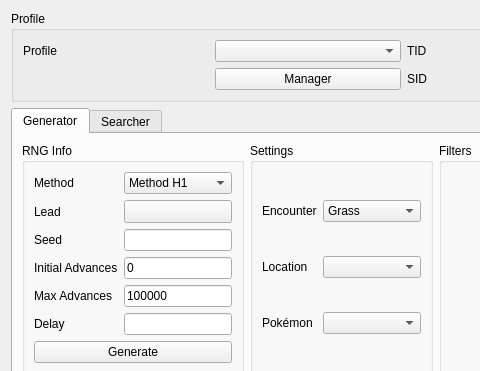
First picture: the form in Source/Form/Gen3/Wild3.ui, repository Admiral-Fish/PokeFinder, before the edit; both pictures show x 0 to 480 and y 0 to 371 of the 1200 by 750 pixel window.
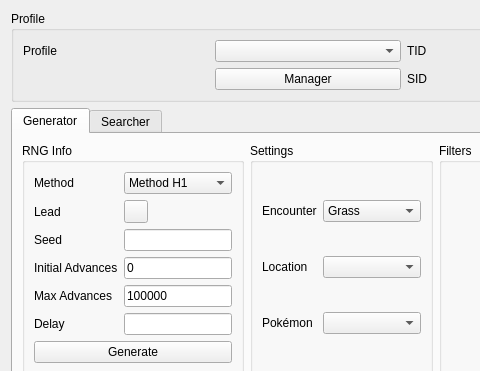
Second picture: the form after the edit. Icons and pictures are not drawn. Custom widgets are drawn as their Qt base class.

```diff
--- a/Source/Form/Gen3/Wild3.ui
+++ b/Source/Form/Gen3/Wild3.ui
@@ -177,14 +177,7 @@
            </widget>
           </item>
           <item row="3" column="1">
-           <widget class="ComboMenu" name="toolButtonGeneratorLead">
-            <property name="sizePolicy">
-             <sizepolicy hsizetype="Preferred" vsizetype="Fixed">
-              <horstretch>0</horstretch>
-              <verstretch>0</verstretch>
-             </sizepolicy>
-            </property>
-           </widget>
+           <widget class="ComboMenu" name="toolButtonGeneratorLead"/>
           </item>
           <item row="5" column="0">
            <widget class="QLabel" name="labelGeneratorInitialAdvances">
```
